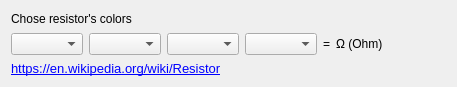
The window that wresistors.ui (goetzc/qtResistors) describes before a commit, drawn with Qt 5.
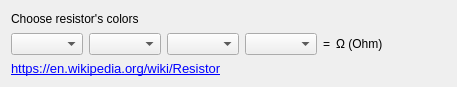
The same window after the commit.

```diff
--- a/wresistors.ui
+++ b/wresistors.ui
@@ -17,7 +17,7 @@
    <item row="0" column="0" colspan="2">
     <widget class="QLabel" name="label_chosecolor">
      <property name="text">
-      <string>Chose resistor's colors</string>
+      <string>Choose resistor's colors</string>
      </property>
     </widget>
    </item>
```
